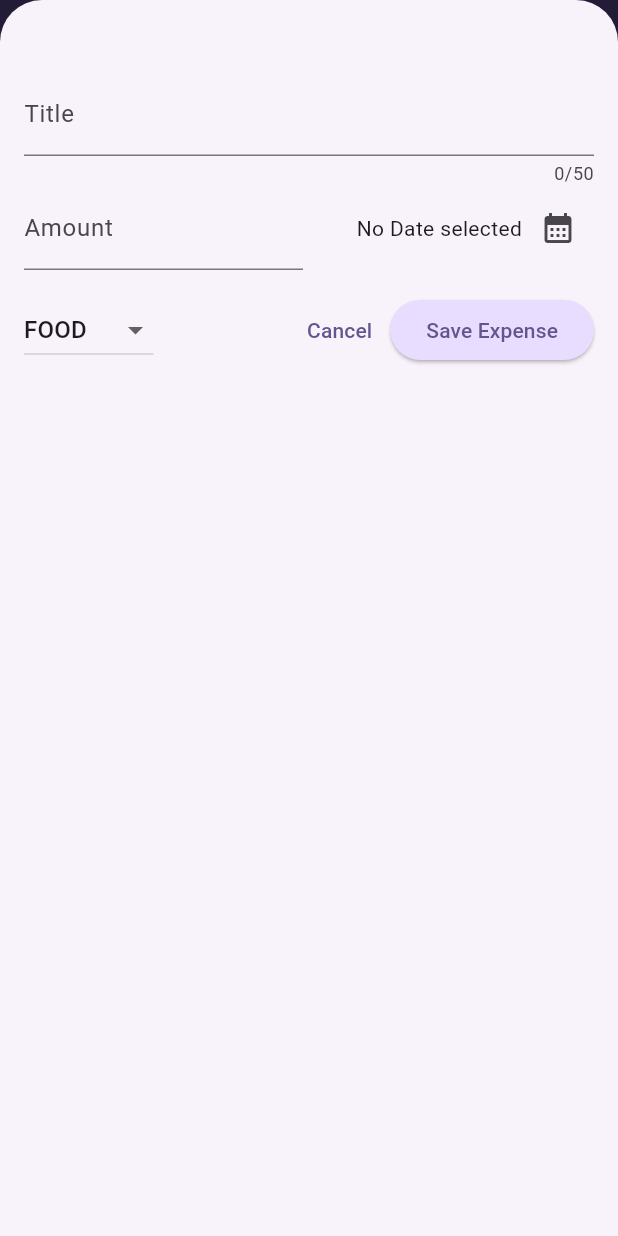
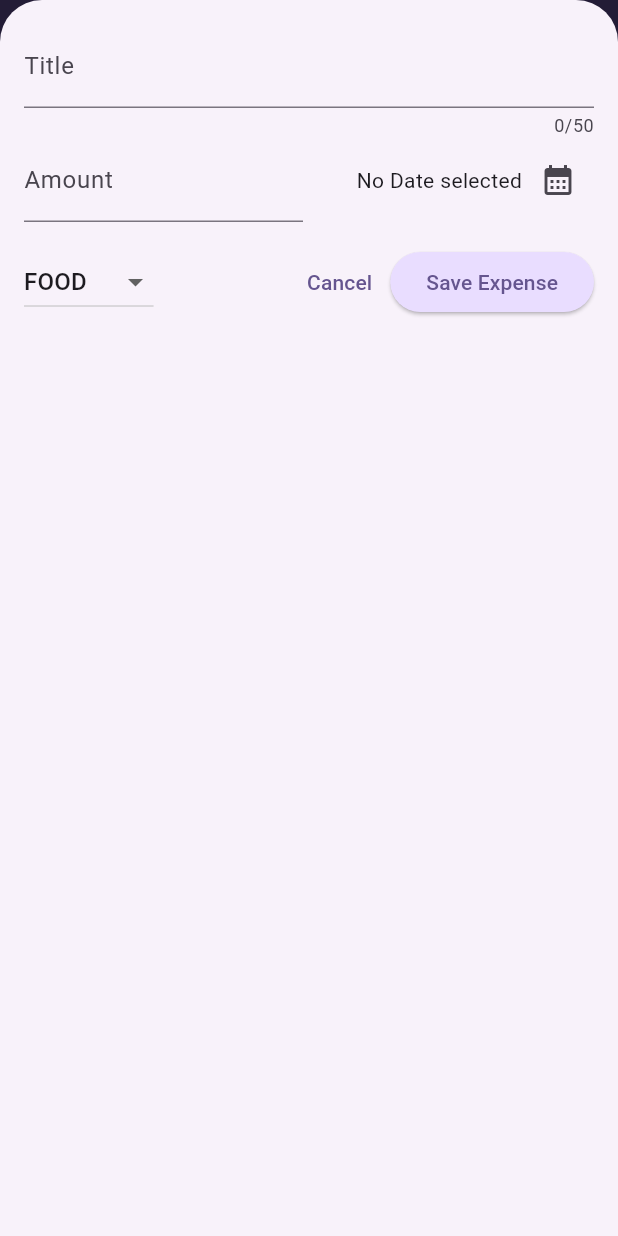
Before and after one commit to JayPatel-2023/Expense-Tracker, a Flutter app: the screen it shows after launch, after a tap on the "add" icon, on a phone screen of 412 x 824 dp. Run offline on Flutter 3.47's test engine with Material 3 defaults, Android fonts, the phone set to English and light mode, and no system bars.

Commit message:
add safearea in new expense widget

```diff
--- a/lib/Pages/expenses.dart
+++ b/lib/Pages/expenses.dart
@@ -28,8 +28,8 @@ class _ExpensesState extends State<Expenses> {
 
   void _openAddExpenseOverlay() {
     showModalBottomSheet(
-      isScrollControlled:
-          true, // it takes full screen size for creating new expense
+      useSafeArea: true,        // stay away from the device features like camera
+      isScrollControlled: true, // it takes full screen size for creating new expense
       context: context,
       builder: (ctx) => NewExpense(onAddExpense: _addExpense),
     );
--- a/lib/widgets/expense_list/new_expense.dart
+++ b/lib/widgets/expense_list/new_expense.dart
@@ -77,7 +77,7 @@ class _NewExpenseState extends State<NewExpense> {
       height: double.infinity,
       child: SingleChildScrollView(
         child: Padding(
-          padding: EdgeInsets.fromLTRB(16, 48, 16, keyboardSpace + 16),
+          padding: EdgeInsets.fromLTRB(16, 16, 16, keyboardSpace + 16),
           child: Column(
             children: [
               TextField(
```
